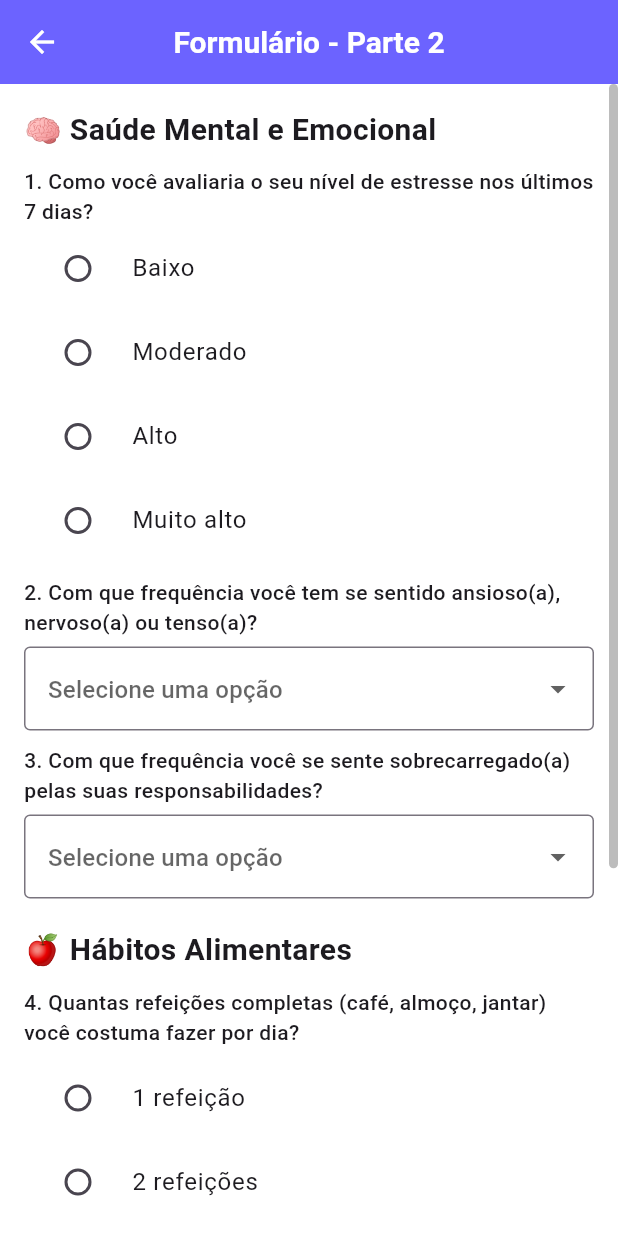
After one commit to sabrina702/ProjetosWeb, a Flutter app: the PageFormulario2 screen opened directly, on a phone screen of 412 x 824 dp. The commit adds this screen. Run offline on Flutter 3.47's test engine with Material 3 defaults, Android fonts, the phone set to English and light mode, and no system bars.

Commit message:
feat: Página 2 do formulário

```diff
--- a/lib/presentation/pages/formulario/PageFormulario1.dart
+++ b/lib/presentation/pages/formulario/PageFormulario1.dart
@@ -1,4 +1,5 @@
 import 'package:flutter/material.dart';
+import 'package:myapp/presentation/pages/formulario/PageFormulario2.dart';
 import 'package:myapp/theme/colors.dart';
 
 class PageFormulario1 extends StatefulWidget {
@@ -15,15 +16,14 @@ class _PageFormulario1State extends State<PageFormulario1> {
 
   @override
   Widget build(BuildContext context) {
-    return Scaffold(
-      backgroundColor: Colors.white,
+   return Scaffold(
       appBar: AppBar(
-        title: const Text(
-          'Cuide-se Mais',
-          style: TextStyle(fontWeight: FontWeight.bold),
-        ),
-        backgroundColor: AppColors.primary,
-        centerTitle: true,
+        title: const Text('Cuide-se Mais'),
+        actions: const [
+          Padding(
+            padding: EdgeInsets.only(right: 16.0),
+          ),
+        ],
       ),
 
       body: Padding(
@@ -126,13 +126,22 @@ class _PageFormulario1State extends State<PageFormulario1> {
                           content: Text('Campos validados com sucesso!'),
                         ),
                       );
-                      // Aqui depois você pode navegar para a parte 2
+                      Navigator.push(
+                        context,
+                        MaterialPageRoute(
+                          builder: (context) => const PageFormulario2(),
+                        ),
+                      );
                     }
                   },
-                  child: const Text(
-                    'Próximo',
-                    style: TextStyle(fontSize: 18, color: Colors.white),
+                  child: Text(
+                  'Próximo',
+                  style: TextStyle(
+                    color: AppColors.background, // supondo que você tenha AppColors.white
+                    fontWeight: FontWeight.bold, // opcional
+                    fontSize: 16, // opcional
                   ),
+                ),
                 ),
               ),
             ],
--- /dev/null
+++ b/lib/presentation/pages/formulario/PageFormulario2.dart
@@ -0,0 +1,233 @@
+import 'package:flutter/material.dart';
+import 'package:myapp/theme/colors.dart';
+
+class PageFormulario2 extends StatefulWidget {
+  const PageFormulario2({super.key});
+
+  @override
+  State<PageFormulario2> createState() => _PageFormulario2State();
+}
+
+class _PageFormulario2State extends State<PageFormulario2> {
+  final _formKey = GlobalKey<FormState>();
+  final ScrollController _scrollController = ScrollController(); // 🔹 controlador da rolagem
+
+  // Respostas zeradas
+  String? estresse;
+  String? ansiedade;
+  String? sobrecarga;
+  String? refeicoes;
+  double frutas = 0;
+  String? agua;
+  String? ultraprocessados;
+  String? suplementos;
+  String? atividadeFreq;
+  String? duracao;
+  List<String> motivacoes = [];
+  List<String> impeditivos = [];
+  String? sono;
+  String? telaAntesDormir;
+
+  final List<String> escalaLikert = [
+    'Nunca',
+    'Raramente',
+    'Às vezes',
+    'Frequentemente',
+    'Sempre'
+  ];
+
+  @override
+  void dispose() {
+    _scrollController.dispose(); // 🔹 liberar o controlador quando sair da tela
+    super.dispose();
+  }
+
+  @override
+  Widget build(BuildContext context) {
+    return Scaffold(
+      backgroundColor: Colors.white,
+      resizeToAvoidBottomInset: true,
+      appBar: AppBar(
+        title: const Text('Formulário - Parte 2'),
+        backgroundColor: AppColors.primary,
+        centerTitle: true,
+      ),
+      body: SafeArea(
+        child: Scrollbar( // 🔹 adiciona a barrinha lateral de rolagem
+          controller: _scrollController,
+          thumbVisibility: true, // 🔹 deixa visível enquanto rola
+          thickness: 6, // 🔹 define a espessura da barra
+          radius: const Radius.circular(10), // 🔹 cantos arredondados
+          interactive: true, // 🔹 permite arrastar a barra
+          child: SingleChildScrollView(
+            controller: _scrollController, // 🔹 conecta o ScrollController
+            padding: const EdgeInsets.all(16),
+            child: Form(
+              key: _formKey,
+              child: Column(
+                crossAxisAlignment: CrossAxisAlignment.start,
+                children: [
+                  const Text(
+                    '🧠 Saúde Mental e Emocional',
+                    style: TextStyle(fontSize: 20, fontWeight: FontWeight.bold),
+                  ),
+                  const SizedBox(height: 10),
+
+                  // Pergunta 1
+                  const Text(
+                    '1. Como você avaliaria o seu nível de estresse nos últimos 7 dias?',
+                    style: TextStyle(fontWeight: FontWeight.w500),
+                  ),
+                  ...['Baixo', 'Moderado', 'Alto', 'Muito alto']
+                      .map((opcao) => RadioListTile(
+                            title: Text(opcao),
+                            value: opcao,
+                            groupValue: estresse,
+                            onChanged: (value) =>
+                                setState(() => estresse = value),
+                          ))
+                      .toList(),
+                  const SizedBox(height: 10),
+
+                  // Pergunta 2
+                  const Text(
+                    '2. Com que frequência você tem se sentido ansioso(a), nervoso(a) ou tenso(a)?',
+                    style: TextStyle(fontWeight: FontWeight.w500),
+                  ),
+                  const SizedBox(height: 6),
+                  DropdownButtonFormField<String>(
+                    decoration: const InputDecoration(
+                      border: OutlineInputBorder(),
+                      hintText: 'Selecione uma opção',
+                    ),
+                    value: ansiedade,
+                    items: escalaLikert
+                        .map((e) =>
+                            DropdownMenuItem(value: e, child: Text(e)))
+                        .toList(),
+                    onChanged: (value) => setState(() => ansiedade = value),
+                    validator: (value) =>
+                        value == null ? 'Selecione uma opção' : null,
+                  ),
+                  const SizedBox(height: 10),
+
+                  // Pergunta 3
+                  const Text(
+                    '3. Com que frequência você se sente sobrecarregado(a) pelas suas responsabilidades?',
+                    style: TextStyle(fontWeight: FontWeight.w500),
+                  ),
+                  const SizedBox(height: 6),
+                  DropdownButtonFormField<String>(
+                    decoration: const InputDecoration(
+                      border: OutlineInputBorder(),
+                      hintText: 'Selecione uma opção',
+                    ),
+                    value: sobrecarga,
+                    items: escalaLikert
+                        .map((e) =>
+                            DropdownMenuItem(value: e, child: Text(e)))
+                        .toList(),
+                    onChanged: (value) => setState(() => sobrecarga = value),
+                    validator: (value) =>
+                        value == null ? 'Selecione uma opção' : null,
+                  ),
+                  const SizedBox(height: 20),
+
+                  const Text(
+                    '🍎 Hábitos Alimentares',
+                    style: TextStyle(fontSize: 20, fontWeight: FontWeight.bold),
+                  ),
+                  const SizedBox(height: 10),
+
+                  // Pergunta 4
+                  const Text(
+                    '4. Quantas refeições completas (café, almoço, jantar) você costuma fazer por dia?',
+                    style: TextStyle(fontWeight: FontWeight.w500),
+                  ),
+                  const SizedBox(height: 6),
+                  Column(
+                    children: [
+                      '1 refeição',
+                      '2 refeições',
+                      '3 refeições',
+                      '4 ou mais refeições'
+                    ]
+                        .map((opcao) => RadioListTile(
+                              title: Text(opcao),
+                              value: opcao,
+                              groupValue: refeicoes,
+                              onChanged: (value) =>
+                                  setState(() => refeicoes = value),
+                            ))
+                        .toList(),
+                  ),
+                  const SizedBox(height: 10),
+
+                  // Pergunta 7 (ultraprocessados)
+                  const Text(
+                    '7. Com que frequência você consome alimentos ultraprocessados (refrigerantes, fast food, doces)?',
+                    style: TextStyle(fontWeight: FontWeight.w500),
+                  ),
+                  const SizedBox(height: 6),
+                  DropdownButtonFormField<String>(
+                    decoration: const InputDecoration(
+                      border: OutlineInputBorder(),
+                      hintText: 'Selecione uma opção',
+                    ),
+                    value: ultraprocessados,
+                    items: [
+                      'Nunca',
+                      'Raramente',
+                      'Às vezes',
+                      'Frequentemente',
+                      'Todos os dias'
+                    ]
+                        .map((e) =>
+                            DropdownMenuItem(value: e, child: Text(e)))
+                        .toList(),
+                    onChanged: (value) =>
+                        setState(() => ultraprocessados = value),
+                    validator: (value) =>
+                        value == null ? 'Selecione uma opção' : null,
+                  ),
+                  const SizedBox(height: 30),
+
+                  // 🔹 Botão Enviar igual ao da PageFormulario1
+                  SizedBox(
+                    width: double.infinity,
+                    child: ElevatedButton(
+                      style: ElevatedButton.styleFrom(
+                        backgroundColor: AppColors.primary,
+                        shape: RoundedRectangleBorder(
+                          borderRadius: BorderRadius.circular(30),
+                        ),
+                        padding:
+                            const EdgeInsets.symmetric(vertical: 16),
+                      ),
+                      onPressed: () {
+                        if (_formKey.currentState!.validate()) {
+                          ScaffoldMessenger.of(context).showSnackBar(
+                            const SnackBar(
+                              content: Text(
+                                  'Formulário enviado com sucesso!'),
+                            ),
+                          );
+                        }
+                      },
+                      child: const Text(
+                        'Enviar',
+                        style:
+                            TextStyle(fontSize: 18, color: Colors.white),
+                      ),
+                    ),
+                  ),
+                  const SizedBox(height: 40),
+                ],
+              ),
+            ),
+          ),
+        ),
+      ),
+    );
+  }
+}
```
